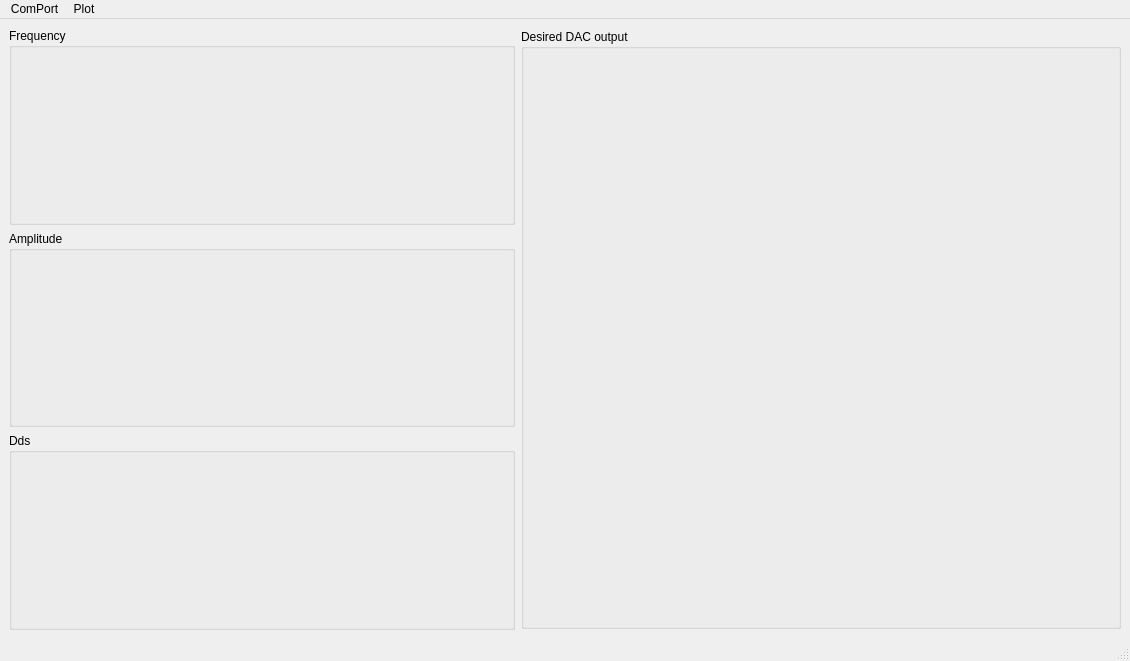
Qt form QtProject/Generator/mainwindow.ui (QArchy/Arbitrary-Waveform-Generator) before a commit.
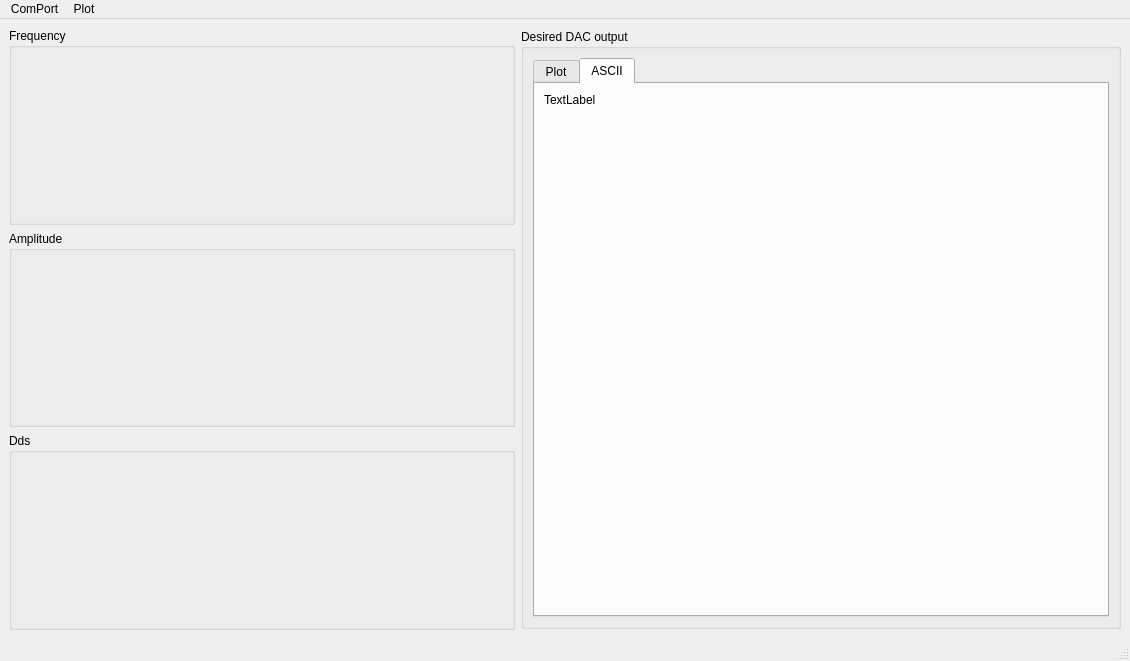
The same form after that commit. Custom widgets are drawn as their Qt base class.

Diff of the .ui file:
```diff
--- a/QtProject/Generator/mainwindow.ui
+++ b/QtProject/Generator/mainwindow.ui
@@ -66,6 +66,16 @@
       </property>
       <layout class="QGridLayout" name="gridLayout_2">
        <item row="0" column="0">
+        <widget class="QTabWidget" name="tabWidget">
+         <property name="currentIndex">
+          <number>1</number>
+         </property>
+         <widget class="QWidget" name="PlotOutputTab">
+          <attribute name="title">
+           <string>Plot</string>
+          </attribute>
+          <layout class="QVBoxLayout" name="verticalLayout">
+           <item>
         <widget class="QCustomPlot" name="customPlot" native="true">
          <property name="minimumSize">
           <size>
@@ -79,6 +89,30 @@
            <height>16777215</height>
           </size>
          </property>
+            </widget>
+           </item>
+          </layout>
+         </widget>
+         <widget class="QWidget" name="ASCIIOutputTab">
+          <attribute name="title">
+           <string>ASCII</string>
+          </attribute>
+          <layout class="QVBoxLayout" name="verticalLayout_2">
+           <item>
+            <widget class="QLabel" name="outputText">
+             <property name="text">
+              <string>TextLabel</string>
+             </property>
+             <property name="textFormat">
+              <enum>Qt::PlainText</enum>
+             </property>
+             <property name="alignment">
+              <set>Qt::AlignLeading|Qt::AlignLeft|Qt::AlignTop</set>
+             </property>
+            </widget>
+           </item>
+          </layout>
+         </widget>
         </widget>
        </item>
       </layout>
```
Lines whose indentation alone changed are shown as unchanged.
